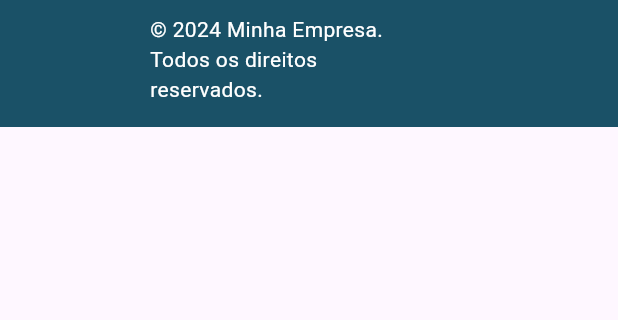
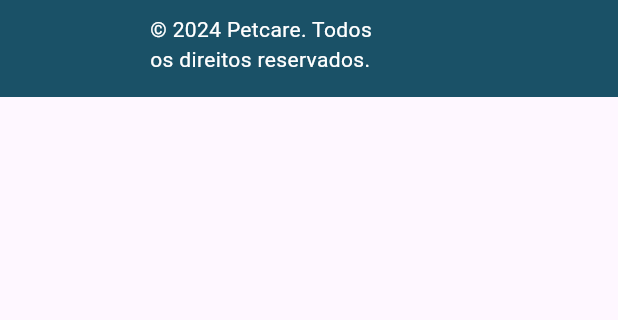
Before and after one commit to Pedro-Tuto/petshop-app, a Flutter app: the Footer widget shown alone on an empty page, opened directly, on a phone screen of 412 x 824 dp, the part 263-583 px from its top. Run offline on Flutter 3.47's test engine with Material 3 defaults, Android fonts, the phone set to English and light mode, and no system bars; accounts and stored records are empty.

Commit message:
ajuste final da mainpage

```diff
--- a/lib/Widgets/Footer.dart
+++ b/lib/Widgets/Footer.dart
@@ -42,7 +42,7 @@ class Footer extends StatelessWidget {
           ),
           const SizedBox(height: 10),
           const Text(
-            '© 2024 Minha Empresa. Todos os direitos reservados.',
+            '© 2024 Petcare. Todos os direitos reservados.',
             style: TextStyle(fontSize: 14, color: Colors.white),
           ),
         ],
```
